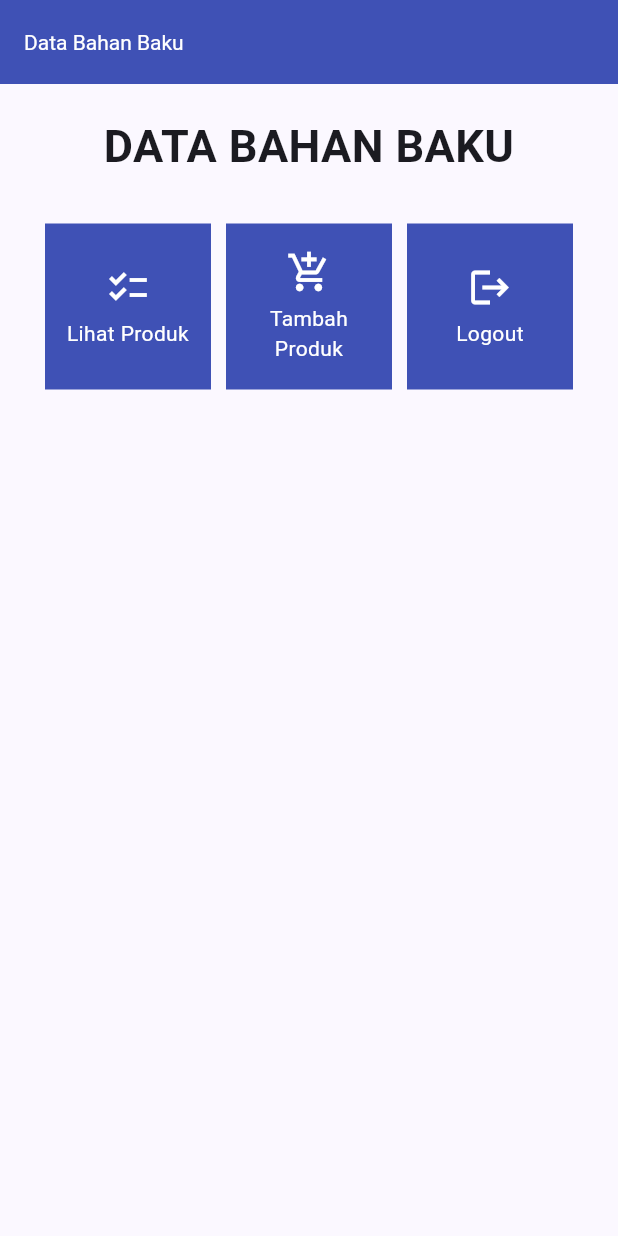
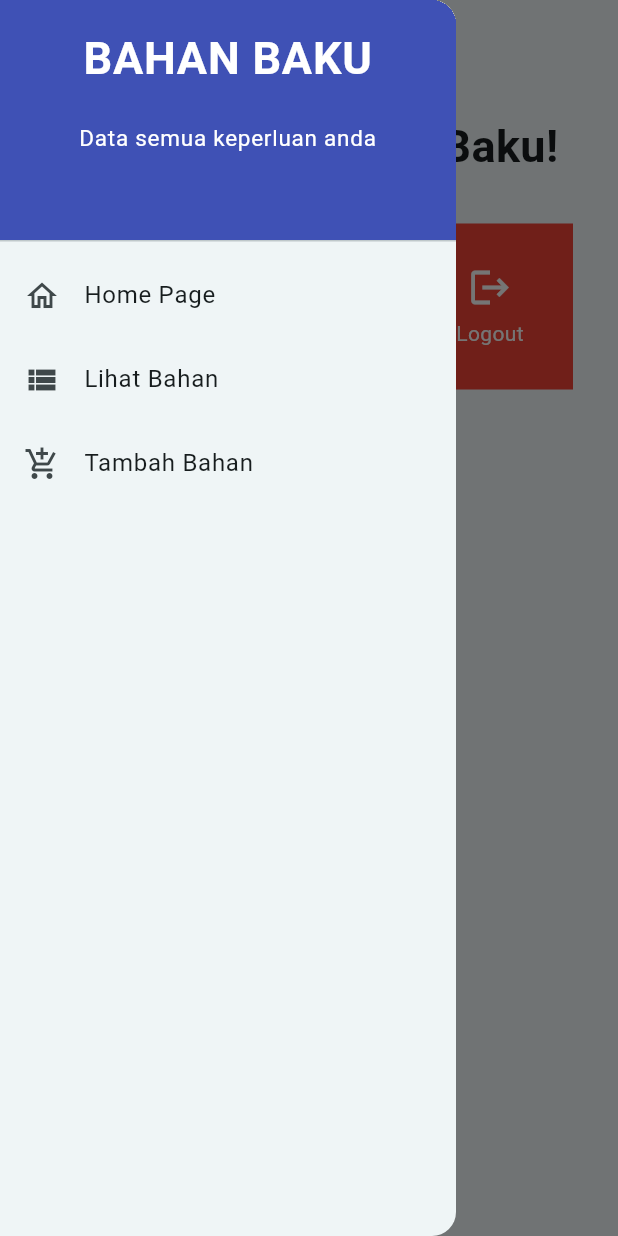
Before and after one commit to aryanstya/bahan-baku-mobile, a Flutter app: the screen it shows after launch, with the side drawer open (before the commit the screen has no drawer), on a phone screen of 412 x 824 dp. Run offline on Flutter 3.47's test engine with Material 2 defaults, Android fonts, the light colour scheme and no system bars.

Commit message:
Assignment 8

```diff
--- a/lib/main.dart
+++ b/lib/main.dart
@@ -1,5 +1,5 @@
 import 'package:flutter/material.dart';
-import 'package:bahan_baku/menu.dart';
+import 'package:bahan_baku/screens/menu.dart';
 
 void main() {
   runApp(const MyApp());
@@ -12,27 +12,12 @@
   @override
   Widget build(BuildContext context) {
     return MaterialApp(
-      title: 'Flutter Demo',
+      title: 'BAHAN BAKU',
       theme: ThemeData(
-        // This is the theme of your application.
-        //
-        // TRY THIS: Try running your application with "flutter run". You'll see
-        // the application has a blue toolbar. Then, without quitting the app,
-        // try changing the seedColor in the colorScheme below to Colors.green
-        // and then invoke "hot reload" (save your changes or press the "hot
-        // reload" button in a Flutter-supported IDE, or press "r" if you used
-        // the command line to start the app).
-        //
-        // Notice that the counter didn't reset back to zero; the application
-        // state is not lost during the reload. To reset the state, use hot
-        // restart instead.
-        //
-        // This works for code too, not just values: Most code changes can be
-        // tested with just a hot reload.
-        colorScheme: ColorScheme.fromSeed(seedColor: Colors.indigo),
+        colorScheme: ColorScheme.fromSeed(seedColor: Colors.cyan),
         useMaterial3: true,
       ),
-      home: const MyHomePage(),
+      home: HomePage(),
     );
   }
 }
--- a/lib/menu.dart
+++ /dev/null
@@ -1,123 +0,0 @@
-import 'package:flutter/material.dart';
-
-void main() {
-  runApp(const MaterialApp(
-    home: const MyHomePage(),
-  ));
-}
-
-class MyHomePage extends StatefulWidget {
-  const MyHomePage({Key? key}) : super(key: key);
-
-  @override
-  _MyHomePageState createState() => _MyHomePageState();
-}
-
-class _MyHomePageState extends State<MyHomePage> {
-  int _counter = 0;
-
-  final List<ShopItem> items = [
-    ShopItem("Lihat Produk", Icons.checklist),
-    ShopItem("Tambah Produk", Icons.add_shopping_cart),
-    ShopItem("Logout", Icons.logout),
-  ];
-
-  @override
-  Widget build(BuildContext context) {
-    return Scaffold(
-        appBar: AppBar(
-        title: Text('Data Bahan Baku'),
-        titleTextStyle: TextStyle(
-            color: Colors.white,
-        ),
-        backgroundColor: Colors.indigo,
-        ),
-      body: SingleChildScrollView(
-        child: Padding(
-          padding: const EdgeInsets.all(10.0),
-          child: Column(
-            children: <Widget>[
-              const Padding(
-                padding: EdgeInsets.only(top: 10.0, bottom: 10.0),
-                child: Text(
-                  'DATA BAHAN BAKU',
-                  textAlign: TextAlign.center,
-                  style: TextStyle(
-                    fontSize: 30,
-                    fontWeight: FontWeight.bold,
-                  ),
-                ),
-              ),
-              GridView.count(
-                primary: true,
-                padding: const EdgeInsets.all(20),
-                crossAxisSpacing: 10,
-                mainAxisSpacing: 10,
-                crossAxisCount: 3,
-                shrinkWrap: true,
-                children: items.map((ShopItem item) {
-                  return ShopCard(item);
-                }).toList(),
-              ),
-            ],
-          ),
-        ),
-      ),
-    );
-  }
-
-  void _incrementCounter() {
-    setState(() {
-      _counter++;
-    });
-  }
-}
-
-class ShopItem {
-  final String name;
-  final IconData icon;
-
-  ShopItem(this.name, this.icon);
-}
-
-class ShopCard extends StatelessWidget {
-  final ShopItem item;
-
-  const ShopCard(this.item, {Key? key}) : super(key: key);
-
-  @override
-  Widget build(BuildContext context) {
-    return Material(
-      color: Colors.indigo,
-      child: InkWell(
-        onTap: () {
-          ScaffoldMessenger.of(context)
-            ..hideCurrentSnackBar()
-            ..showSnackBar(SnackBar(
-                content: Text("Kamu telah menekan tombol ${item.name}!")));
-        },
-        child: Container(
-          padding: const EdgeInsets.all(8),
-          child: Center(
-            child: Column(
-              mainAxisAlignment: MainAxisAlignment.center,
-              children: [
-                Icon(
-                  item.icon,
-                  color: Colors.white,
-                  size: 30.0,
-                ),
-                const Padding(padding: EdgeInsets.all(3)),
-                Text(
-                  item.name,
-                  textAlign: TextAlign.center,
-                  style: const TextStyle(color: Colors.white),
-                ),
-              ],
-            ),
-          ),
-        ),
-      ),
-    );
-  }
-}
--- /dev/null
+++ b/lib/screens/menu.dart
@@ -0,0 +1,51 @@
+import 'package:flutter/material.dart';
+import 'package:bahan_baku/widgets/home.dart';
+import 'package:bahan_baku/widgets/drawer.dart';
+
+class HomePage extends StatelessWidget {
+  HomePage({Key? key}) : super(key: key);
+
+  final List<HomeButton> buttons = [
+    HomeButton('Lihat Bahan', Icons.view_list, Colors.indigo),
+    HomeButton('Tambah Bahan', Icons.add, Colors.indigo),
+    HomeButton('Logout', Icons.logout, Colors.red)
+  ];
+
+  @override
+  Widget build(BuildContext context) {
+    return Scaffold(
+        appBar: AppBar(
+          title: const Text('DATA BAHAN BAKU'),
+        ),
+        body: SingleChildScrollView(
+          child: Padding(
+              padding: const EdgeInsets.all(10.0),
+              child: Column(
+                children: <Widget>[
+                  const Padding(
+                    padding: EdgeInsets.only(top: 10.0, bottom: 10.0),
+                    child: Text('Welcome to BahanBaku!',
+                        textAlign: TextAlign.center,
+                        style: TextStyle(
+                          fontSize: 30.0,
+                          fontWeight: FontWeight.bold,
+                        )),
+                  ),
+                  GridView.count(
+                      primary: true,
+                      padding: const EdgeInsets.all(20),
+                      crossAxisSpacing: 10,
+                      mainAxisSpacing: 10,
+                      crossAxisCount: 3,
+                      shrinkWrap: true,
+                      children: buttons.map((HomeButton button) {
+                        return HomeButtonCard(button);
+                      }).toList(),
+                    )
+                ],
+              )),
+        ),
+        drawer: const LeftDrawer(),
+      );
+  }
+}
--- /dev/null
+++ b/lib/widgets/drawer.dart
@@ -0,0 +1,82 @@
+import 'package:flutter/material.dart';
+import 'package:bahan_baku/screens/add_bahan.dart';
+import 'package:bahan_baku/screens/menu.dart';
+import 'package:bahan_baku/screens/view_bahan.dart';
+
+class LeftDrawer extends StatelessWidget {
+  const LeftDrawer({super.key});
+
+  @override
+  Widget build(BuildContext context) {
+    return Drawer(
+      child: ListView(
+        children: [
+          const DrawerHeader(
+            decoration: BoxDecoration(
+              color: Colors.indigo,
+            ),
+            child: Column(
+              children: [
+                Text(
+                  'BAHAN BAKU',
+                  textAlign: TextAlign.center,
+                  style: TextStyle(
+                    fontSize: 30,
+                    fontWeight: FontWeight.bold,
+                    color: Colors.white,
+                  ),
+                ),
+                Padding(padding: EdgeInsets.all(10)),
+                Text(
+                  "Data semua keperluan anda",
+                  textAlign: TextAlign.center,
+                  style: TextStyle(
+                    fontSize: 15,
+                    fontWeight: FontWeight.normal,
+                    color: Colors.white,
+                  ),
+                ),
+              ],
+            ),
+          ),
+          ListTile(
+            leading: const Icon(Icons.home_outlined),
+            title: const Text('Home Page'),
+            // redirect to MyHomePage
+            onTap: () {
+              Navigator.pushReplacement(
+                  context,
+                  MaterialPageRoute(
+                    builder: (context) => HomePage(),
+                  ));
+            },
+          ),
+          ListTile(
+            leading: const Icon(Icons.view_list),
+            title: const Text('Lihat Bahan'),
+            onTap: () {
+              Navigator.pushReplacement(
+                  context,
+                  MaterialPageRoute(
+                    builder: (context) => const ViewProductPage(),
+                  ));
+            },
+          ),
+          ListTile(
+            leading: const Icon(Icons.add_shopping_cart),
+            title: const Text('Tambah Bahan'),
+            // redirect to ShopFormPage
+            onTap: () {
+              Navigator.pushReplacement(
+                context,
+                MaterialPageRoute(
+                  builder: (context) => const AddProductPage(),
+                ),
+              );
+            },
+          ),
+        ],
+      ),
+    );
+  }
+}
--- /dev/null
+++ b/lib/widgets/home.dart
@@ -0,0 +1,60 @@
+import 'package:flutter/material.dart';
+import 'package:bahan_baku/screens/add_bahan.dart';
+import 'package:bahan_baku/screens/view_bahan.dart';
+
+class HomeButton {
+  final String name;
+  final IconData icon;
+  final Color color;
+
+  HomeButton(this.name, this.icon, this.color);
+}
+
+class HomeButtonCard extends StatelessWidget {
+  final HomeButton button;
+
+  const HomeButtonCard(this.button, {Key? key}) : super(key: key);
+
+  @override
+  Widget build(BuildContext context) {
+    return Material(
+        color: button.color,
+        child: InkWell(
+            onTap: () {
+              if (button.name == 'Tambah Bahan') {
+                Navigator.pushReplacement(
+                    context,
+                    MaterialPageRoute(
+                      builder: (context) => const AddProductPage(),
+                    ));
+              } else if (button.name == 'Lihat') {
+                Navigator.pushReplacement(
+                    context,
+                    MaterialPageRoute(
+                      builder: (context) => const ViewProductPage(),
+                    )
+                  );
+              } else {
+                ScaffoldMessenger.of(context)
+                  ..hideCurrentSnackBar()
+                  ..showSnackBar(
+                    SnackBar(
+                      content: Text("You pressed the ${button.name} button!"),
+                    ),
+                  );
+              }
+            },
+            child: Container(
+              padding: const EdgeInsets.all(8),
+              child: Column(
+                mainAxisAlignment: MainAxisAlignment.center,
+                children: <Widget>[
+                  Icon(button.icon, color: Colors.white, size: 30.0),
+                  const Padding(padding: EdgeInsets.all(3)),
+                  Text(button.name,
+                      style: const TextStyle(color: Colors.white)),
+                ],
+              ),
+            )));
+  }
+}
```
Also changed, not shown: lib/models/bahanbaku.dart (added, +8 -0 lines), lib/screens/add_bahan.dart (added, +194 -0 lines), lib/screens/view_bahan.dart (added, +65 -0 lines).
